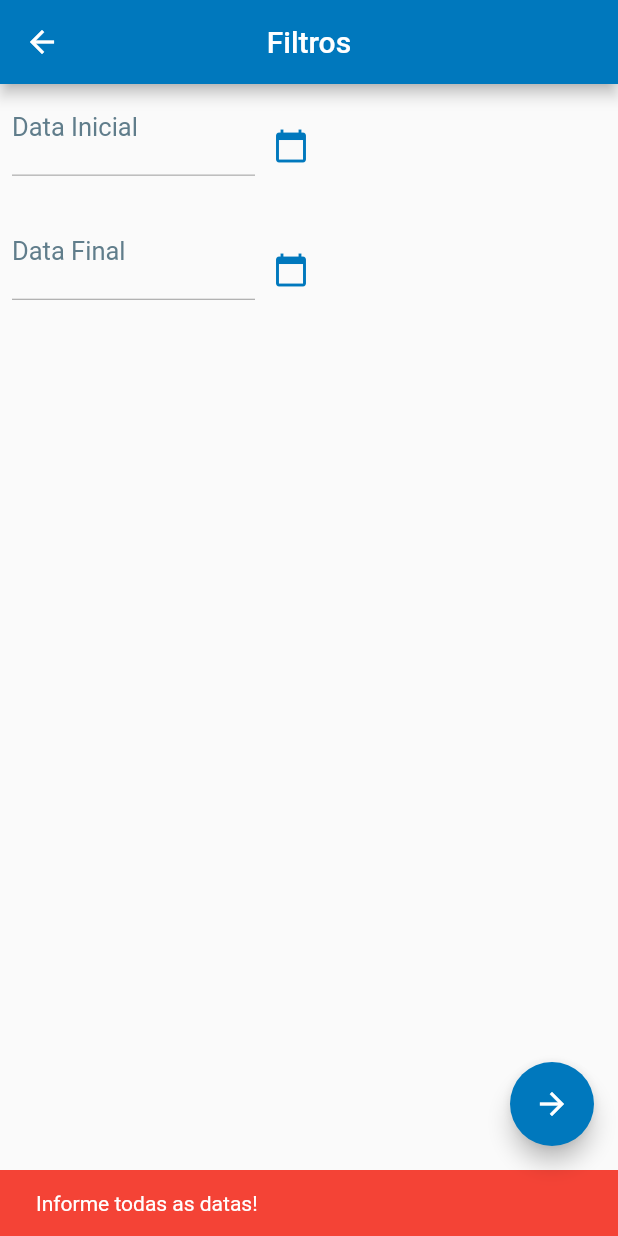
After one commit to kmheckmann/TCC, a Flutter app: the TelaFiltroPedidosBonificacao screen opened directly, after a tap on the "arrow forward" icon, on a phone screen of 412 x 824 dp. The commit adds this screen. Run offline on Flutter 3.47's test engine with Material 2 defaults, Android fonts, the phone set to English and light mode, and no system bars; our stand-ins replace cloud_firestore, firebase_auth, firebase_core, pdf; missing offline and left inert: cpfcnpj, flutter_full_pdf_viewer, share_extend; accounts and stored records are empty.

Commit message:
relatorio pedidos bonificacao

```diff
--- a/lib/controller/PedidoVendaController.dart
+++ b/lib/controller/PedidoVendaController.dart
@@ -9,13 +9,14 @@ class PedidoVendaController extends PedidoController {
 
   PedidoVendaController();
 
-  Map<String, dynamic> converterParaMapa(Pedido p) {
+  Map<String, dynamic> converterParaMapaPedidoVenda(PedidoVenda p) {
     return {
       "valorTotal": p.valorTotal,
       "percentualDesconto": p.percentualDesconto,
       "tipoPagamento": p.tipoPagamento,
       "ehPedidoVenda": p.ehPedidoVenda,
       "dataPedido": p.dataPedido,
+      "tipoPedido": p.tipoPedido,
       "pedidoFinalizado": p.pedidoFinalizado,
       "label": p.labelTelaPedidos,
       "valorComDesconto": p.valorComDesconto,
--- a/lib/controller/RelatorioItensVendidosController.dart
+++ b/lib/controller/RelatorioItensVendidosController.dart
@@ -1,6 +1,5 @@
 import 'dart:collection';
 import 'package:cloud_firestore/cloud_firestore.dart';
-import 'package:tcc_3/model/Empresa.dart';
 import 'package:tcc_3/model/ItemPedidoVenda.dart';
 import 'package:tcc_3/model/PedidoVenda.dart';
 import 'package:tcc_3/model/Produto.dart';
--- /dev/null
+++ b/lib/controller/RelatorioPedidosBonificacaoController.dart
@@ -0,0 +1,43 @@
+import 'package:cloud_firestore/cloud_firestore.dart';
+import 'package:tcc_3/model/PedidoVenda.dart';
+
+class RelatorioPedidosBonificacaoController {
+  List<PedidoVenda> pedidos = List<PedidoVenda>();
+  Timestamp dataPedidoTimeStamp;
+  DateTime dataPedido;
+  PedidoVenda pedido;
+  List<List<String>> lista = List<List<String>>();
+
+  Future<List<PedidoVenda>> obterPedidosBonificacao(
+      DateTime data1, DateTime data2) async {
+    CollectionReference ref = FirebaseFirestore.instance.collection('pedidos');
+    QuerySnapshot obterPedidos =
+        await ref.where("ehPedidoVenda", isEqualTo: true).get();
+
+    obterPedidos.docs.forEach((document) {
+      if (document.data()["tipoPedido"] == "Bonificação") {
+        dataPedidoTimeStamp = document.data()["dataPedido"];
+        dataPedido = dataPedidoTimeStamp.toDate();
+
+        if (dataPedido.isAfter(data1) && dataPedido.isBefore(data2)) {
+          pedido = PedidoVenda.buscarFirebase(document);
+          pedidos.add(pedido);
+        }
+      }
+    });
+
+    print(pedidos.length);
+
+    return Future.value(pedidos);
+  }
+
+  void criarListaTabelaList(List<PedidoVenda> pedidos) {
+    pedidos.forEach((pedido) {
+      lista.add([
+        pedido.id.toString(),
+        pedido.labelTelaPedidos,
+        pedido.valorComDesconto.toString()
+      ]);
+    });
+  }
+}
--- a/lib/screens/TelaCRUDItemPedidoVenda.dart
+++ b/lib/screens/TelaCRUDItemPedidoVenda.dart
@@ -237,7 +237,7 @@ class _TelaCRUDItemPedidoVendaState extends State<TelaCRUDItemPedidoVenda> {
       pedidoVenda.valorComDesconto =
           _controllerPedido.pedidoVenda.valorComDesconto;
       _controllerItemPedido.persistirItem(itemPedido, pedidoVenda.id,
-          produto.id, pedidoVenda.converterParaMapa());
+          produto.id, _controllerPedido.converterParaMapaPedidoVenda(pedidoVenda));
     } else {
       _controllerPedido.atualizarPrecoNoVlTotal(
           vlItemAntigo, pedidoVenda, itemPedido);
@@ -245,7 +245,7 @@ class _TelaCRUDItemPedidoVendaState extends State<TelaCRUDItemPedidoVenda> {
       pedidoVenda.valorComDesconto =
           _controllerPedido.pedidoVenda.valorComDesconto;
       _controllerItemPedido.persistirItem(itemPedido, pedidoVenda.id,
-          produto.id, pedidoVenda.converterParaMapa());
+          produto.id, _controllerPedido.converterParaMapaPedidoVenda(pedidoVenda));
     }
     Navigator.of(context).pop(MaterialPageRoute(
         builder: (contexto) => TelaItensPedidovenda(pedidoVenda: pedidoVenda)));
--- a/lib/screens/TelaCRUDPedidoVenda.dart
+++ b/lib/screens/TelaCRUDPedidoVenda.dart
@@ -332,7 +332,7 @@ class _TelaCRUDPedidoVendaState extends State<TelaCRUDPedidoVenda> {
     if (_dropdownValueTipoPgto != null &&
         _dropdownValueFornecedor != null &&
         _dropdownValueTipoPedido != null) {
-      Map<String, dynamic> mapa = pedidoVenda.converterParaMapa();
+      Map<String, dynamic> mapa = _controllerPedido.converterParaMapaPedidoVenda(pedidoVenda);
       Map<String, dynamic> mapaVendedor = Map();
       mapaVendedor["id"] = vendedor.getID;
       Map<String, dynamic> mapaEmpresa = Map();
--- /dev/null
+++ b/lib/screens/TelaFiltroPedidosBonificacao.dart
@@ -0,0 +1,129 @@
+import 'package:flutter/material.dart';
+import 'package:tcc_3/controller/RelatorioPedidosBonificacaoController.dart';
+import 'package:tcc_3/Relatorios/Relatorio_Pedidos_Bonificacao.dart';
+
+class TelaFiltroPedidosBonificacao extends StatefulWidget {
+  TelaFiltroPedidosBonificacao();
+  @override
+  _TelaFiltroPedidosBonificacaoState createState() =>
+      _TelaFiltroPedidosBonificacaoState();
+}
+
+class _TelaFiltroPedidosBonificacaoState
+    extends State<TelaFiltroPedidosBonificacao> {
+  final _scaffold = GlobalKey<ScaffoldState>();
+  final _controllerDataInicial = TextEditingController();
+  final _controllerDataFinal = TextEditingController();
+  RelatorioPedidosBonificacaoController _controllerPedidos =
+      RelatorioPedidosBonificacaoController();
+  DateTime dataInicial;
+  DateTime dataFinal;
+  DateTime currentDate = DateTime.now();
+
+  @override
+  Widget build(BuildContext context) {
+    return Scaffold(
+      key: _scaffold,
+      appBar: AppBar(
+        title: Text("Filtros"),
+        centerTitle: true,
+      ),
+      body: ListView(
+        children: <Widget>[
+          _criarCampoData(context, "Data Inicial", _controllerDataInicial),
+          _criarCampoData(context, "Data Final", _controllerDataFinal),
+        ],
+      ),
+      floatingActionButton: FloatingActionButton(
+        child: Icon(Icons.arrow_forward),
+        backgroundColor: Theme.of(context).primaryColor,
+        onPressed: () async {
+          if (_controllerDataInicial.text.isEmpty ||
+              _controllerDataFinal.text.isEmpty) {
+            _scaffold.currentState.showSnackBar(SnackBar(
+              content: Text("Informe todas as datas!"),
+              backgroundColor: Colors.red,
+              duration: Duration(seconds: 5),
+            ));
+          } else {
+            if (dataInicial.isAfter(dataFinal) ||
+                dataFinal.isBefore(dataInicial)) {
+              _scaffold.currentState.showSnackBar(SnackBar(
+                content: Text("Data inicial maior que data final!"),
+                backgroundColor: Colors.red,
+                duration: Duration(seconds: 5),
+              ));
+            } else {
+              _controllerPedidos.lista
+                  .add(['Pedido', 'Cliente', 'Valor Total']);
+              _controllerPedidos
+                  .obterPedidosBonificacao(dataInicial, dataFinal)
+                  .whenComplete(() => obterLista());
+            }
+          }
+        },
+      ),
+    );
+  }
+
+  void obterLista() {
+    print(_controllerPedidos.pedidos.length);
+    if (_controllerPedidos.pedidos.length != 0) {
+      _controllerPedidos.criarListaTabelaList(_controllerPedidos.pedidos);
+      reportView_Pedidos_Bonificacao(
+          context, dataInicial, dataFinal, _controllerPedidos.lista);
+      _controllerPedidos.lista.clear();
+    }
+  }
+
+  Future<void> _selectDate(BuildContext context, String label) async {
+    final DateTime pickedDate = await showDatePicker(
+        context: context,
+        initialDate: currentDate,
+        firstDate: DateTime(2015),
+        lastDate: DateTime(2050));
+    if (pickedDate != null && pickedDate != currentDate)
+      setState(() {
+        if (label == "Data Inicial") {
+          dataInicial = pickedDate;
+          _controllerDataInicial.text =
+              "${dataInicial.day}/${dataInicial.month}/${dataInicial.year}";
+        } else {
+          dataFinal = pickedDate;
+          _controllerDataFinal.text =
+              "${dataFinal.day}/${dataFinal.month}/${dataFinal.year}";
+        }
+      });
+  }
+
+  Widget _criarCampoData(
+      context, String label, TextEditingController controller) {
+    return SizedBox(
+      width: 300.0,
+      child: Row(
+        children: [
+          Container(
+              width: 170.0,
+              padding: EdgeInsets.fromLTRB(8.0, 0.0, 0.0, 0.0),
+              child: TextFormField(
+                controller: controller,
+                keyboardType: TextInputType.number,
+                maxLength: 10,
+                enabled: false,
+                decoration: InputDecoration(
+                  labelText: label,
+                  labelStyle: TextStyle(color: Colors.blueGrey),
+                ),
+                style: TextStyle(color: Colors.black, fontSize: 17.0),
+              )),
+          IconButton(
+              icon: Icon(Icons.calendar_today),
+              color: Theme.of(context).primaryColor,
+              onPressed: () {
+                _selectDate(context, label);
+              })
+        ],
+      ),
+    );
+  }
+}
```
Also changed, not shown: lib/Relatorios/Relatorio_Pedidos_Bonificacao.dart (added, +80 -0 lines), lib/model/PedidoVenda.dart (+0 -18 lines), lib/screens/TelaConsultas.dart (+8 -0 lines), 1 other file.
